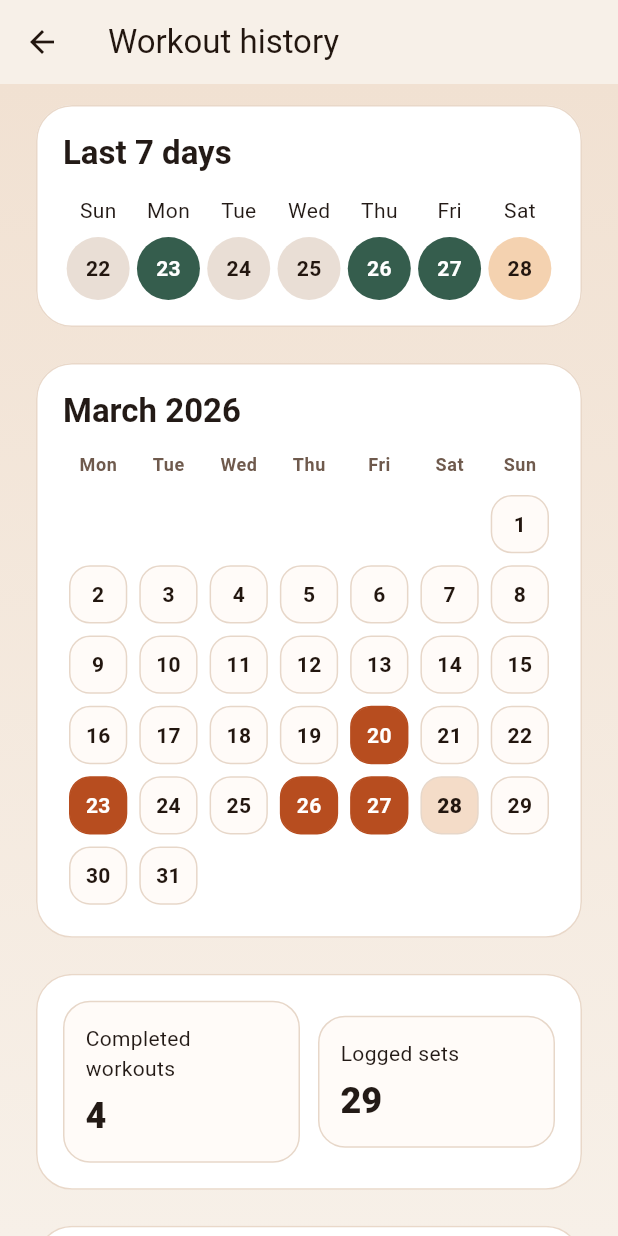
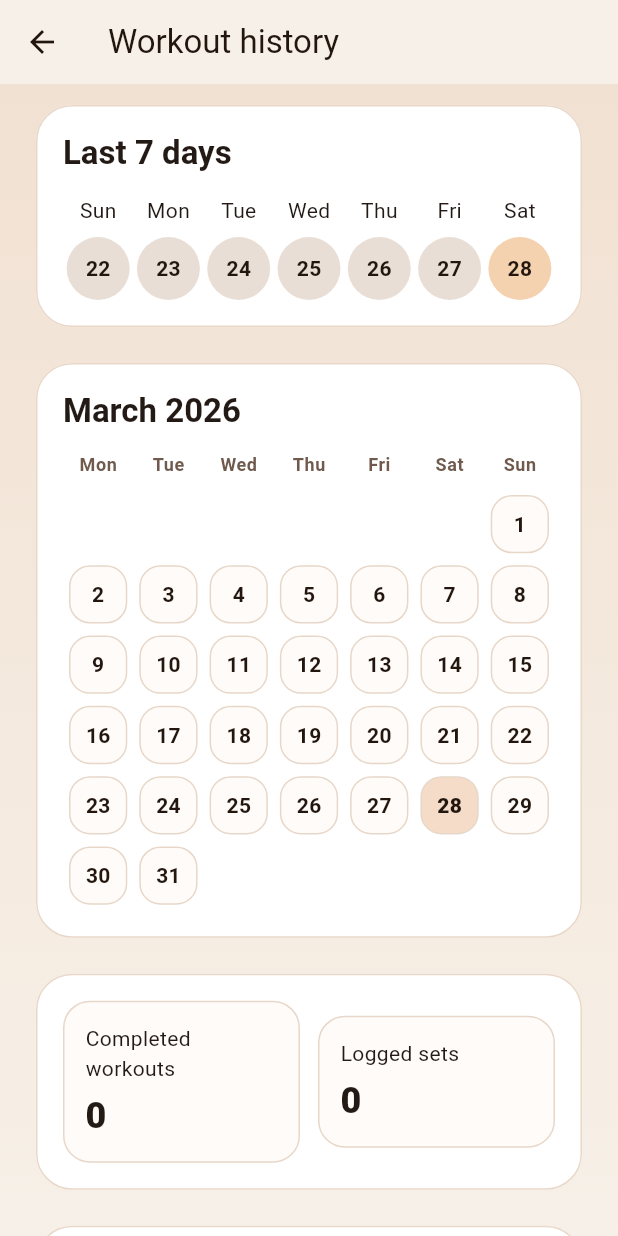
Before and after one commit to Wolfer10/RepTrack, a Flutter app: the screen it shows after launch, after a tap on the "calendar month" icon, on a phone screen of 412 x 824 dp. Run offline on Flutter 3.47's test engine with Material 3 defaults, Android fonts, the phone set to English and light mode, and no system bars; our stand-ins replace drift, drift_flutter; missing offline and left inert: sqlite3; accounts and stored records are empty; generated files the repository leaves out were written again.

Commit message:
add better ios support, and add conditional db bootstrapping

```diff
--- a/lib/app_database.dart
+++ b/lib/app_database.dart
@@ -1,5 +1,6 @@
 library app_database;
 
+import 'package:flutter/foundation.dart';
 import 'package:drift/drift.dart';
 
 import 'database/connection/connection_factory.dart';
--- a/lib/database/app_database_impl.dart
+++ b/lib/database/app_database_impl.dart
@@ -42,7 +42,9 @@ class AppDatabase extends _$AppDatabase {
     },
     beforeOpen: (OpeningDetails details) async {
       await customStatement('PRAGMA foreign_keys = ON;');
-      await _seedTestDataIfEmpty();
+      if (!kReleaseMode) {
+        await _seedTestDataIfEmpty();
+      }
     },
   );
 
--- a/lib/main.dart
+++ b/lib/main.dart
@@ -1,7 +1,12 @@
 import 'package:flutter/material.dart';
+import 'package:flutter/services.dart';
 import 'package:rep_track/app/rep_track_app.dart';
 import 'package:rep_track/app_database.dart';
 
-void main() {
+Future<void> main() async {
+  WidgetsFlutterBinding.ensureInitialized();
+  await SystemChrome.setPreferredOrientations([
+    DeviceOrientation.portraitUp,
+  ]);
   runApp(RepTrackApp(database: AppDatabase()));
 }
--- a/pubspec.yaml
+++ b/pubspec.yaml
@@ -32,6 +32,7 @@ dependencies:
     sdk: flutter
   drift: ^2.20.3
   drift_flutter: ^0.2.0
+  sqlite3_flutter_libs: ^0.5.42
 
   # The following adds the Cupertino Icons font to your application.
   # Use with the CupertinoIcons class for iOS style icons.
```
Also changed, not shown: pubspec.lock, 1 other file.
